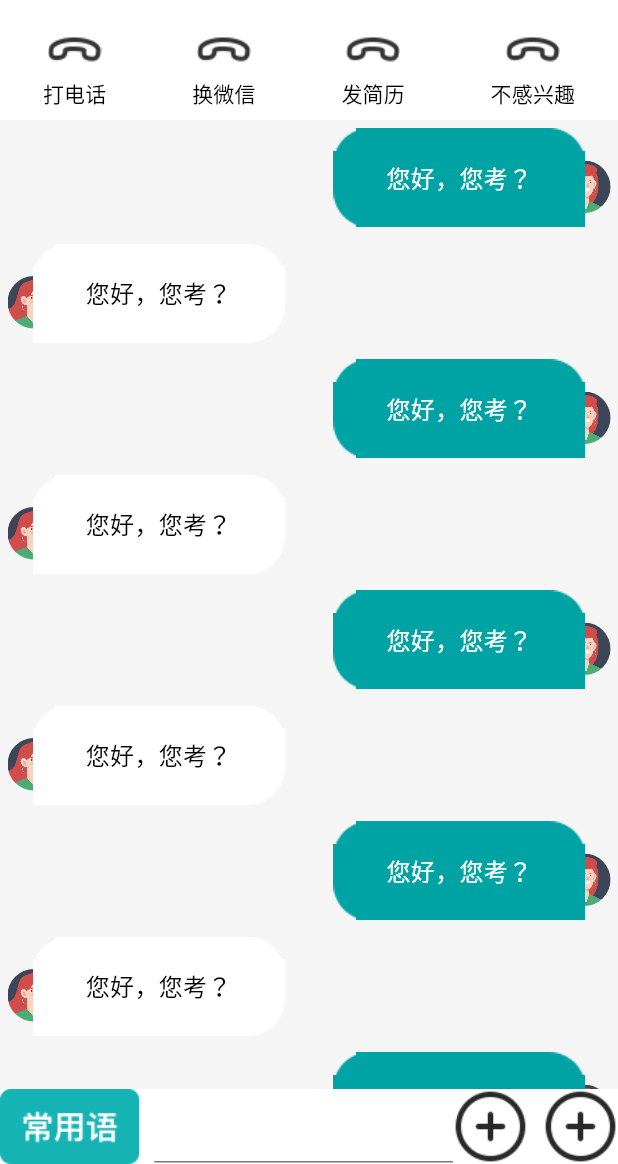
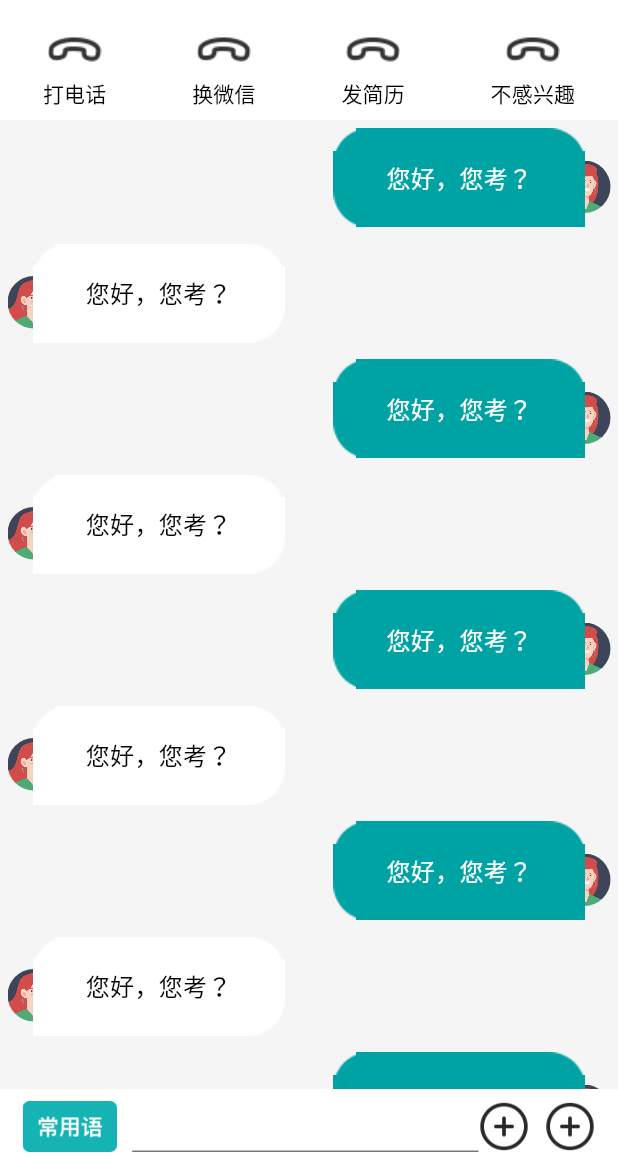
Before and after one commit to seaweed-code/BossZP_Flutter, a Flutter app: the ChatDetailWidget screen opened directly, on a phone screen of 412 x 824 dp, the part 72-1236 px from its top. Run offline on Flutter 3.47's test engine with Material 3 defaults, Android fonts, the phone set to English and light mode, and no system bars; our stand-ins replace cached_network_image, google_maps_flutter.

Commit message:
Update chat_detail_widget.dart

```diff
--- a/lib/ui/chat/chat_detail_widget.dart
+++ b/lib/ui/chat/chat_detail_widget.dart
@@ -88,6 +88,7 @@ class ChatDetailWidget extends StatelessWidget {
           Container(
             color: Colors.white,
             height: 50,
+            padding: EdgeInsets.only(top: 8, bottom: 8, left: 15, right: 15),
             child: Row(
               children: [
                 Assets.images.chatBottomCommonIconIphone.image(),
@@ -95,7 +96,7 @@ class ChatDetailWidget extends StatelessWidget {
                 Expanded(child: TextField()),
                 Assets.images.chatBottomMoreDefaultIconIphone.image(),
                 SizedBox(width: 10),
-                Assets.images.chatBottomMoreDefaultIconIphone.image()
+                Assets.images.chatBottomMoreDefaultIconIphone.image(),
               ],
             ),
           )
```
